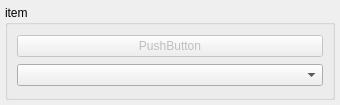
This is formitem.ui in ruoxianSun/nestpp as Qt 5 draws it before an edit. The edited form follows.
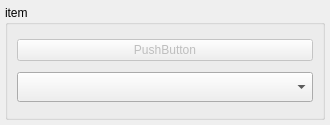
This is the edited form. Custom widgets are drawn as their Qt base class.

Patch:
```diff
--- a/formitem.ui
+++ b/formitem.ui
@@ -6,8 +6,8 @@
    <rect>
     <x>0</x>
     <y>0</y>
-    <width>340</width>
-    <height>105</height>
+    <width>330</width>
+    <height>125</height>
    </rect>
   </property>
   <property name="minimumSize">
@@ -58,7 +58,14 @@
        </widget>
       </item>
       <item>
-       <widget class="QComboBox" name="comboBox"/>
+       <widget class="QComboBox" name="comboBox">
+        <property name="minimumSize">
+         <size>
+          <width>0</width>
+          <height>30</height>
+         </size>
+        </property>
+       </widget>
       </item>
      </layout>
     </widget>
```
